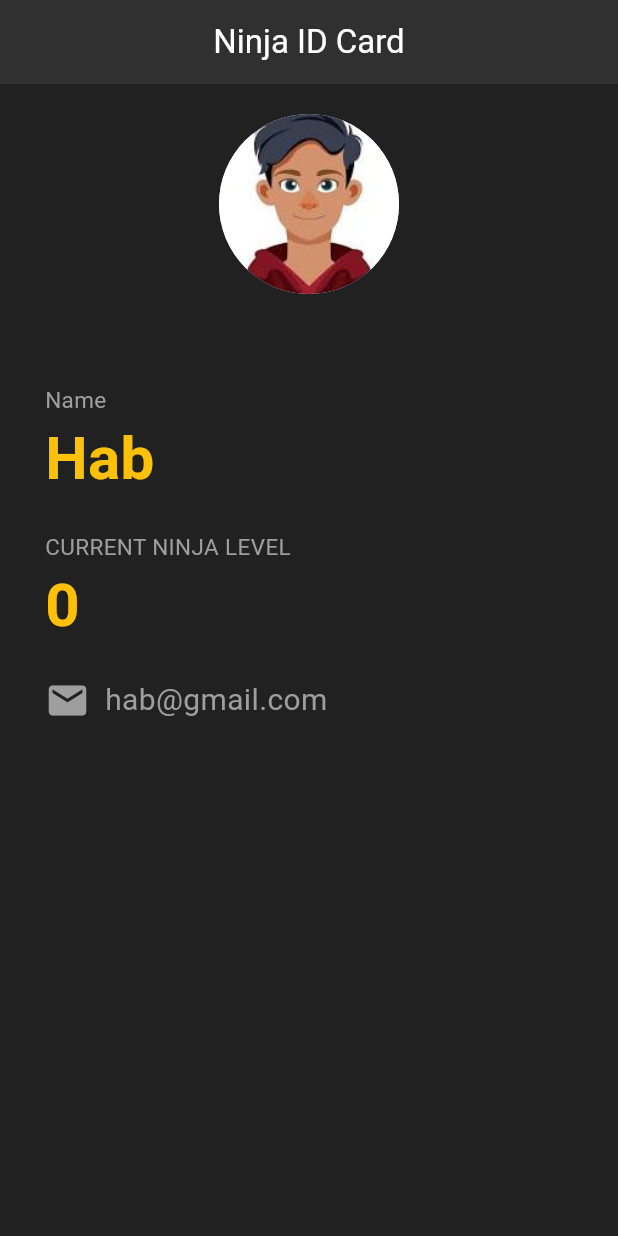
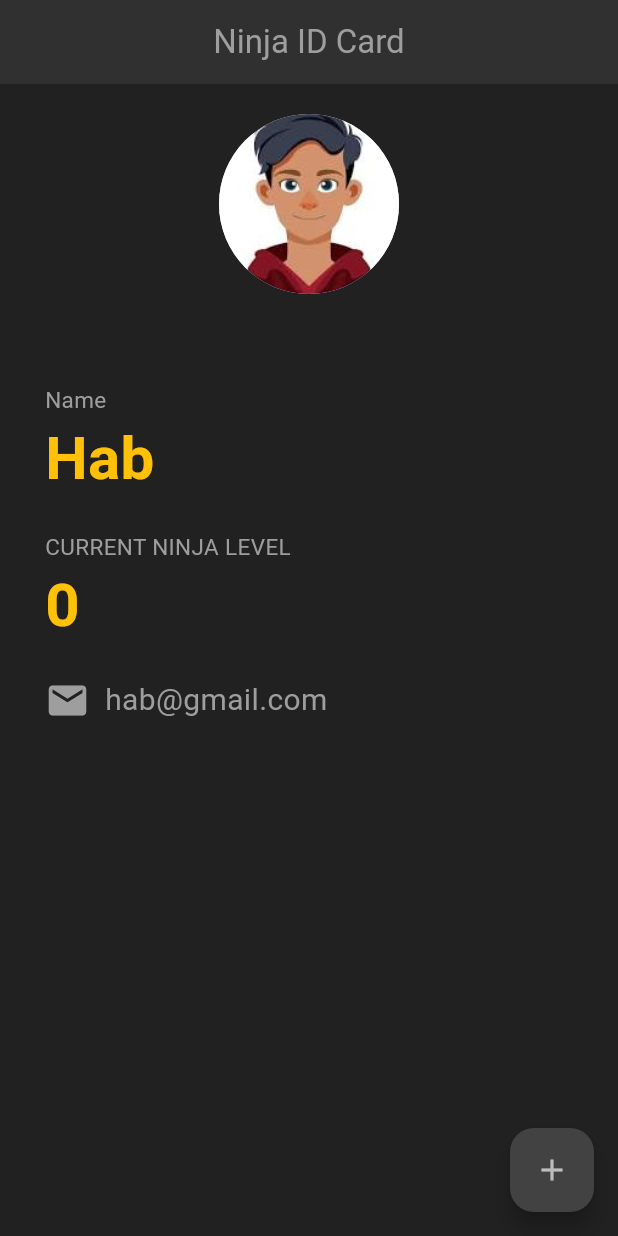
Before and after one commit to Habtewold-D/ninja_card_flutter, a Flutter app: the screen it shows after launch, on a phone screen of 412 x 824 dp. Run offline on Flutter 3.47's test engine with Material 3 defaults, Android fonts, the phone set to English and light mode, and no system bars.

Commit message:
floating button created and ninja level become dynamic

```diff
--- a/lib/main.dart
+++ b/lib/main.dart
@@ -21,7 +21,17 @@ class _NinjaState extends State<Ninja> {
         title: Text('Ninja ID Card'),
         centerTitle: true,
         backgroundColor: Colors.grey[850],
-        foregroundColor: Colors.white,
+        foregroundColor: Colors.grey,
+      ),
+      floatingActionButton: FloatingActionButton(
+        onPressed: () {
+          setState(() {
+            ninjaLevel += 1;
+          });
+        },
+        child: Icon(Icons.add),
+        backgroundColor: Colors.grey[800],
+        foregroundColor: Colors.grey[400],
       ),
       body: Padding(
         padding: EdgeInsets.fromLTRB(30.0, 20.0, 30.0, 0.0),
```
